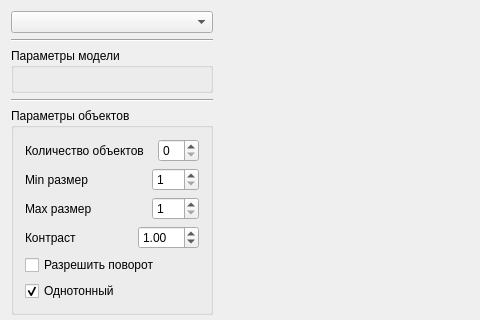
Qt form ImageGenerator/ImageGenerator/ImageGenerator.ui (Fullback22/imageModels) before a commit; both pictures show x 0 to 480 and y 0 to 320 of the 991 by 627 pixel window.
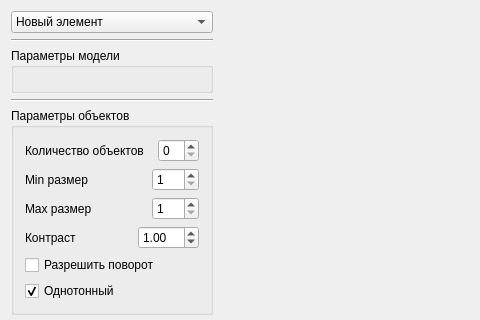
The same form after that commit.

Patch:
```diff
--- a/ImageGenerator/ImageGenerator/ImageGenerator.ui
+++ b/ImageGenerator/ImageGenerator/ImageGenerator.ui
@@ -19,7 +19,21 @@
      <item>
       <layout class="QVBoxLayout" name="verticalLayout_3">
        <item>
-        <widget class="QComboBox" name="cb_models"/>
+        <widget class="QComboBox" name="cb_models">
+         <property name="currentIndex">
+          <number>1</number>
+         </property>
+         <item>
+          <property name="text">
+           <string>Модель Гаусса</string>
+          </property>
+         </item>
+         <item>
+          <property name="text">
+           <string>Новый элемент</string>
+          </property>
+         </item>
+        </widget>
        </item>
        <item>
         <widget class="Line" name="line">
```
